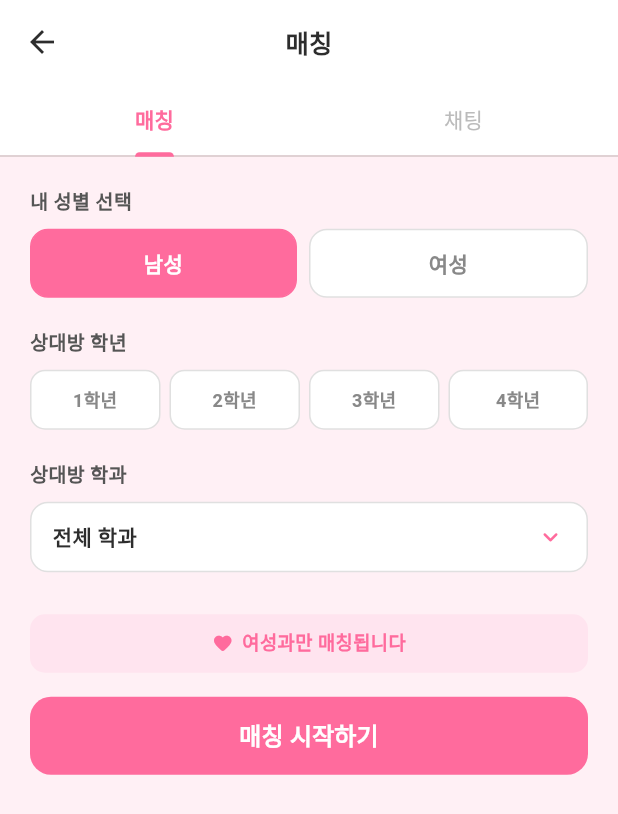
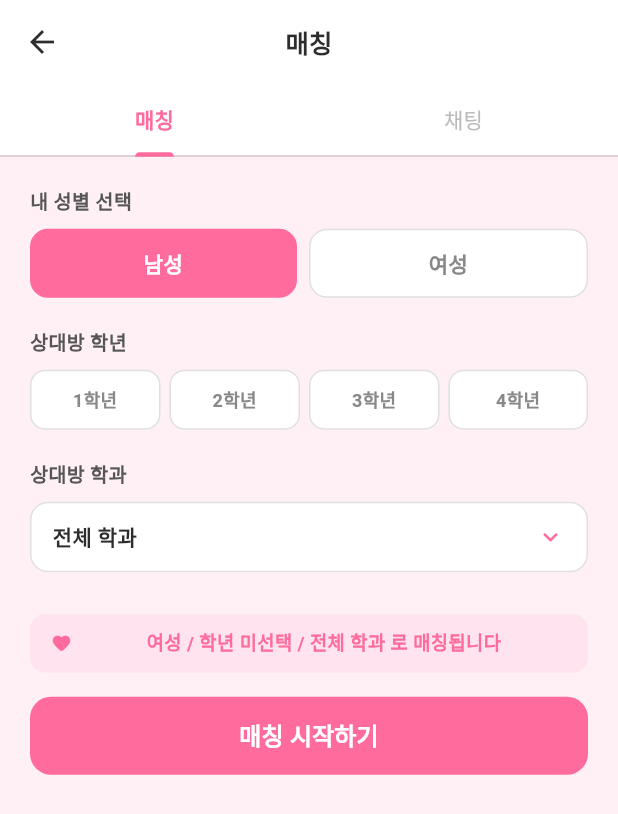
Before and after one commit to Dysfunction47th/mobileTeamProject, a Flutter app: the MatchingHomeScreen screen opened directly, on a phone screen of 412 x 824 dp. Shown: the top 814 px of the screen. Run offline on Flutter 3.47's test engine with Material 3 defaults, Android fonts, the phone set to English and light mode, and no system bars; our stand-ins replace flutter_dotenv, logger; missing offline and left inert: kakao_flutter_sdk_common, kakao_flutter_sdk_user, mailer; accounts and stored records are empty.

Commit message:
ui 수정

```diff
--- a/lib/front/screens/matching_tab_screen.dart
+++ b/lib/front/screens/matching_tab_screen.dart
@@ -363,6 +363,11 @@ class _MatchingTabScreenState extends State<MatchingTabScreen> {
 
   // 이성 매칭 안내 배너
   Widget _buildNotice() {
+    final oppositeGender = _myGender == '남성' ? '여성' : '남성';
+    final yearText = _selectedYears.isEmpty
+        ? '학년 미선택'
+        : _yearText;
+
     return Container(
       width: double.infinity,
       padding: const EdgeInsets.symmetric(horizontal: 14, vertical: 10),
@@ -376,12 +381,15 @@ class _MatchingTabScreenState extends State<MatchingTabScreen> {
           const Icon(Icons.favorite_rounded,
               color: Color(0xFFFF6B9D), size: 14),
           const SizedBox(width: 6),
-          Text(
-            '${_myGender == '남성' ? '여성' : '남성'}과만 매칭됩니다',
-            style: const TextStyle(
-              fontSize: 12.5,
-              color: Color(0xFFFF6B9D),
-              fontWeight: FontWeight.w600,
+          Expanded(
+            child: Text(
+              '$oppositeGender / $yearText / $_selectedDept 로 매칭됩니다',
+              style: const TextStyle(
+                fontSize: 12.5,
+                color: Color(0xFFFF6B9D),
+                fontWeight: FontWeight.w600,
+              ),
+              textAlign: TextAlign.center,
             ),
           ),
         ],
```
Also changed, not shown: lib/front/screens/profile_screen.dart (+0 -15 lines).
